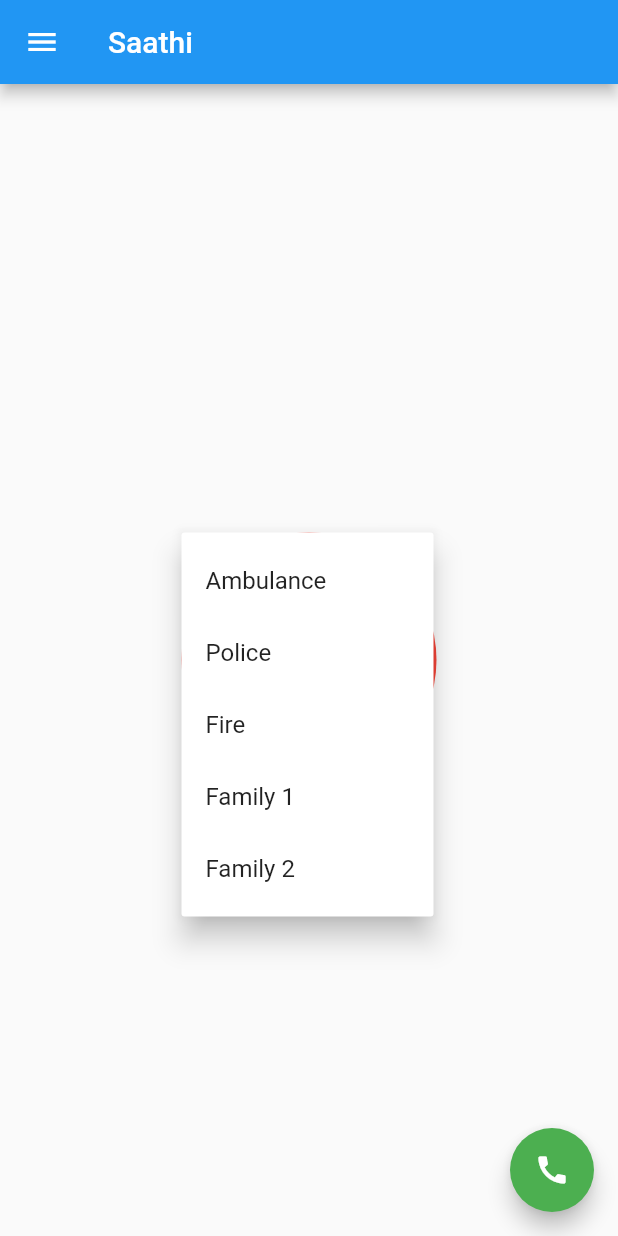
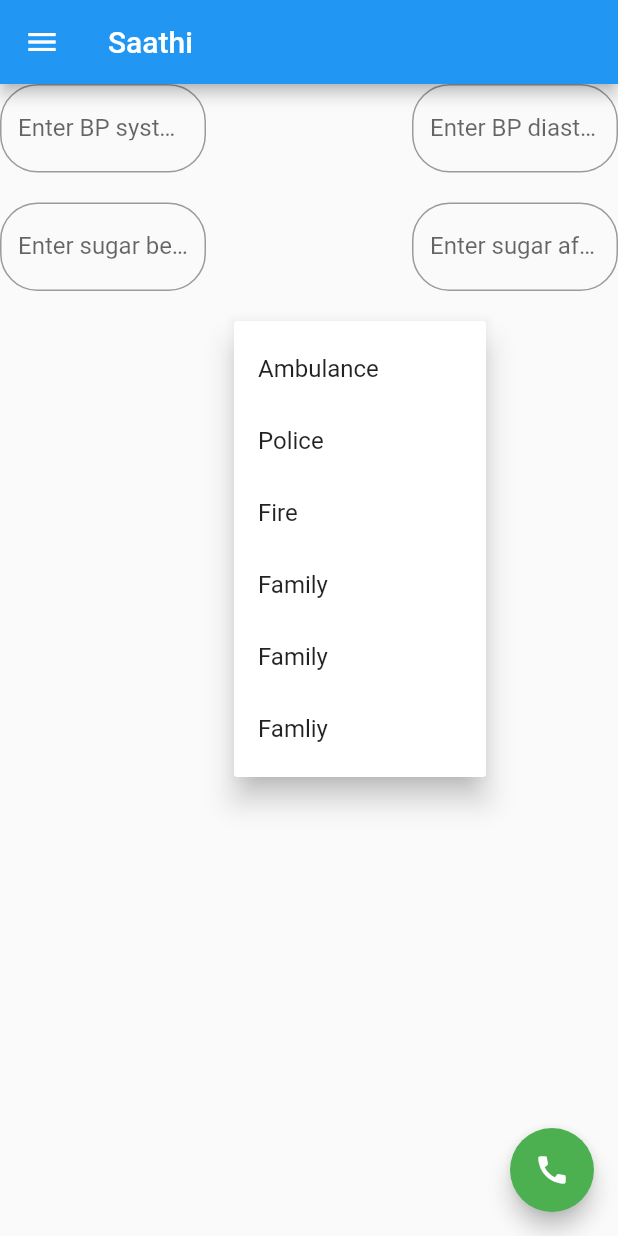
Before and after one commit to guneet446/saathi, a Flutter app: the screen it shows once a user with an empty profile is signed in, after a tap on "EMERGENCY", on a phone screen of 412 x 824 dp. Run offline on Flutter 3.47's test engine with Material 2 defaults, Android fonts, the phone set to English and light mode, and no system bars; our stand-ins replace cloud_firestore, firebase_auth, get_it, image_picker; accounts and stored records are empty; Roboto replaces fonts that are missing (Poppins).

Commit message:
Bp + Sugar

```diff
--- a/saathi/lib/main.dart
+++ b/saathi/lib/main.dart
@@ -51,8 +51,104 @@ class _MyHomePageState extends State<MyHomePage> {
   Widget build(BuildContext context) {
     return Scaffold(
       appBar: AppBar(title: Text('Saathi')),
-      body: Center(
-        child: PopupMenuButton<int>(
+      body: Wrap(
+         spacing: 20, // to apply margin in the main axis of the wrap
+  runSpacing: 20,
+         children: <Widget>[
+
+      Row(
+        mainAxisAlignment: MainAxisAlignment.spaceEvenly,
+  children: <Widget>[
+    Expanded(
+      child: TextFormField(
+                      decoration: new InputDecoration(
+                        labelText: "Enter BP systolic",
+                        fillColor: Colors.white,
+                        border: new OutlineInputBorder(
+                          borderRadius: new BorderRadius.circular(25.0),
+                          borderSide: new BorderSide(
+                          ),
+                        ),
+                        //fillColor: Colors.green
+                      ),
+
+                      keyboardType: TextInputType.emailAddress,
+                      style: new TextStyle(
+                        fontFamily: "Poppins",
+                      ),
+                    ),
+    ),
+    Spacer(),
+
+    Expanded(child: TextFormField(
+                      decoration: new InputDecoration(
+                        labelText: "Enter BP diastolic",
+                        fillColor: Colors.white,
+                        border: new OutlineInputBorder(
+                          borderRadius: new BorderRadius.circular(25.0),
+                          borderSide: new BorderSide(
+                          ),
+                        ),
+                        //fillColor: Colors.green
+                      ),
+
+                      keyboardType: TextInputType.emailAddress,
+                      style: new TextStyle(
+                        fontFamily: "Poppins",
+                      ),
+                    ),
+    ),
+  ],
+),
+
+
+       Row(
+  children: <Widget>[
+    Expanded(
+      child: TextFormField(
+                      decoration: new InputDecoration(
+                        labelText: "Enter sugar before meal",
+                        fillColor: Colors.white,
+                        border: new OutlineInputBorder(
+                          borderRadius: new BorderRadius.circular(25.0),
+                          borderSide: new BorderSide(
+                          ),
+                        ),
+                        //fillColor: Colors.green
+                      ),
+
+                      keyboardType: TextInputType.emailAddress,
+                      style: new TextStyle(
+                        fontFamily: "Poppins",
+                      ),
+                    ),
+
+    ),
+    Spacer(),
+    Expanded(child: TextFormField(
+                      decoration: new InputDecoration(
+                        labelText: "Enter sugar after meal",
+                        fillColor: Colors.white,
+                        border: new OutlineInputBorder(
+                          borderRadius: new BorderRadius.circular(25.0),
+                          borderSide: new BorderSide(
+                          ),
+                        ),
+                        //fillColor: Colors.green
+                      ),
+
+                      keyboardType: TextInputType.emailAddress,
+                      style: new TextStyle(
+                        fontFamily: "Poppins",
+                      ),
+                    ),
+
+    ),
+  ],
+),
+
+           Center(
+       child: PopupMenuButton<int>(
           itemBuilder: (context) => [
             PopupMenuItem(
               value: 1,
@@ -67,12 +163,16 @@ class _MyHomePageState extends State<MyHomePage> {
               child: Text("Fire"),
             ),
             PopupMenuItem(
-              value: 3,
-              child: Text("Family 1"),
+              value: 4,
+              child: Text("Family"),
             ),
             PopupMenuItem(
-              value: 3,
-              child: Text("Family 2"),
+              value: 5,
+              child: Text("Family"),
+            ),
+            PopupMenuItem(
+              value: 6,
+              child: Text("Famliy"),
             ),
           ],
           onCanceled: () {
@@ -86,24 +186,31 @@ class _MyHomePageState extends State<MyHomePage> {
             else if (value == 3)
               number = '101';
             else if (value == 4)
-              number = '101';
+              number = 'XXX';
             else if (value == 5)
-              number = '101';
-            _service.call(number);
+              number = 'XXX';
+            else if (value == 6)
+              number = 'XXX';
           },
           child: CircleAvatar(
             backgroundColor: Colors.red,
-            radius: 85,
+            radius: 50,
             child: Text(
               'EMERGENCY',
               style: TextStyle(
-                  fontSize: 26,
+                  fontSize: 15,
                   fontWeight: FontWeight.bold,
                   color: Colors.black
               ),),
           ),
         ),
-      ),
+
+),
+
+
+
+
+    ],  ),
 
       floatingActionButton: FloatingActionButton(
         onPressed: () {
```
